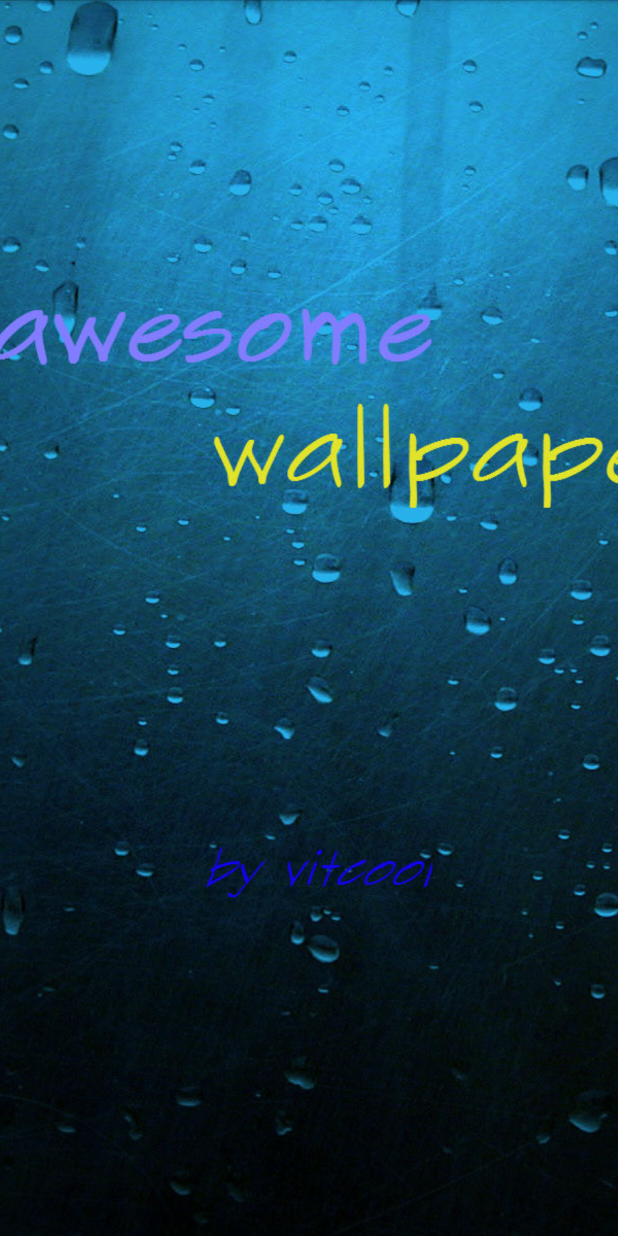
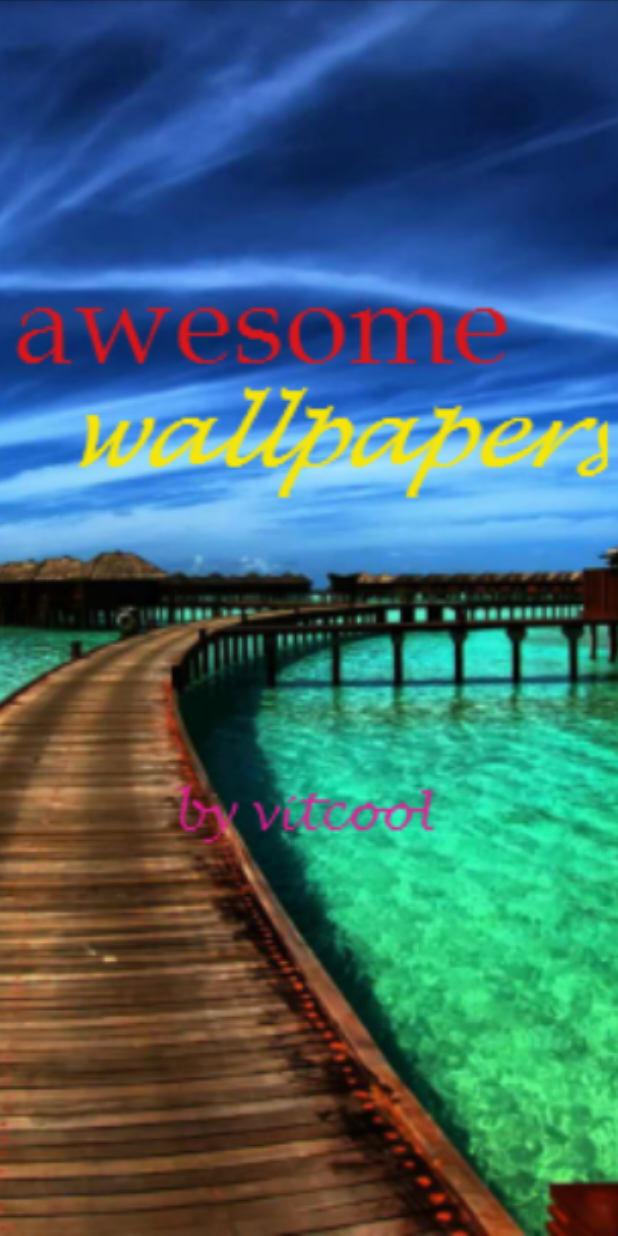
Before and after one commit to vitcool/Awesome-Wallpaper, an Android app: the screen it shows after launch (SplashActivity), on a phone screen of 412 x 824 dp. Run offline under Robolectric (Android 15) with nearby library versions, the phone set to English and light mode, and no system bars.

Commit message:
add new splash images

```diff
--- a/app/src/main/java/com/example/vitalykulyk/awesomewallpapers/SplashActivity.java
+++ b/app/src/main/java/com/example/vitalykulyk/awesomewallpapers/SplashActivity.java
@@ -9,6 +9,7 @@ import com.example.vitalykulyk.awesomewallpapers.picasa.model.Category;
 
 import java.util.ArrayList;
 import java.util.List;
+import java.util.Random;
 
 import org.json.JSONArray;
 import org.json.JSONException;
@@ -19,6 +20,7 @@ import android.content.Intent;
 import android.os.Bundle;
 import android.util.Log;
 import android.view.Window;
+import android.widget.ImageView;
 import android.widget.Toast;
 
 import com.android.volley.Request.Method;
@@ -31,6 +33,9 @@ public class SplashActivity extends Activity {
     private static final String TAG_FEED = "feed", TAG_ENTRY = "entry",
             TAG_GPHOTO_ID = "gphoto$id", TAG_T = "$t",
             TAG_ALBUM_TITLE = "title";
+    ImageView splashImage;
+
+    Random random = new Random();
 
     @Override
     protected void onCreate(Bundle savedInstanceState) {
@@ -38,6 +43,21 @@ public class SplashActivity extends Activity {
         getWindow().requestFeature(Window.FEATURE_ACTION_BAR);
         getActionBar().hide();
         setContentView(R.layout.activity_splash);
+        splashImage = (ImageView)findViewById(R.id.splash_image);
+        int randorn = random.nextInt(2);
+        int src;
+        switch (randorn){
+            case 0:{
+                src = R.drawable.splash_screen;
+                break;
+            }
+            case 1:{
+                src = R.drawable.splash_screen_2;
+                break;
+            }
+            default:src =  R.drawable.splash_screen;
+        }
+        splashImage.setImageResource(src);
 
         // Picasa request to get list of albums
         String url = AppConst.URL_PICASA_ALBUMS
--- a/app/src/main/java/com/example/vitalykulyk/awesomewallpapers/app/AppConst.java
+++ b/app/src/main/java/com/example/vitalykulyk/awesomewallpapers/app/AppConst.java
@@ -15,7 +15,7 @@ public class AppConst {
     public static final String SDCARD_DIR_NAME = "Awesome Wallpapers";
 
     // Picasa/Google web album username
-    public static final String PICASA_USER = "vitalcool25";
+    public static final String PICASA_USER = "ss.wallpaper";
 
     // Public albums list url
     public static final String URL_PICASA_ALBUMS = "https://picasaweb.google.com/data/feed/api/user/_PICASA_USER_?kind=album&alt=json";
--- a/app/src/main/res/layout/activity_splash.xml
+++ b/app/src/main/res/layout/activity_splash.xml
@@ -4,11 +4,15 @@
               android:layout_height="match_parent"
               android:orientation="vertical" >
 
-    <ImageView android:layout_width="fill_parent"
-               android:layout_height="fill_parent"
-               android:src="@drawable/splash_screen"
-               android:scaleType="centerCrop"
-        />
+    <ImageView
+        android:id="@+id/splash_image"
+        android:layout_width="fill_parent"
+        android:layout_height="fill_parent"
+        android:scaleType="centerCrop"
+    />
+
+
+
 
 
 </LinearLayout>
--- a/app/src/main/res/menu/menu.xml
+++ b/app/src/main/res/menu/menu.xml
@@ -1,4 +1,7 @@
 <?xml version="1.0" encoding="utf-8"?>
 <menu xmlns:android="http://schemas.android.com/apk/res/android">
 
+    <item android:id="@+id/action_settings"
+          android:title="@string/action_settings" />
+
 </menu>
```
Also changed, not shown: app/src/main/java/com/example/vitalykulyk/awesomewallpapers/MainActivity.java (+7 -7 lines), app/src/main/res/layout/activity_settings.xml (+5 -5 lines), app/src/main/res/drawable/splash_screen.jpg (deleted), app/src/main/res/drawable/splash_screen.png (added), app/src/main/res/drawable/splash_screen_2.png (added).
